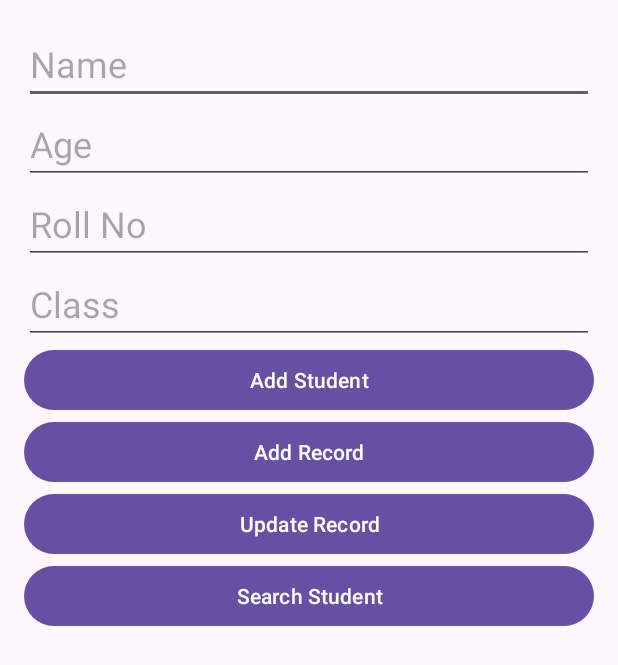
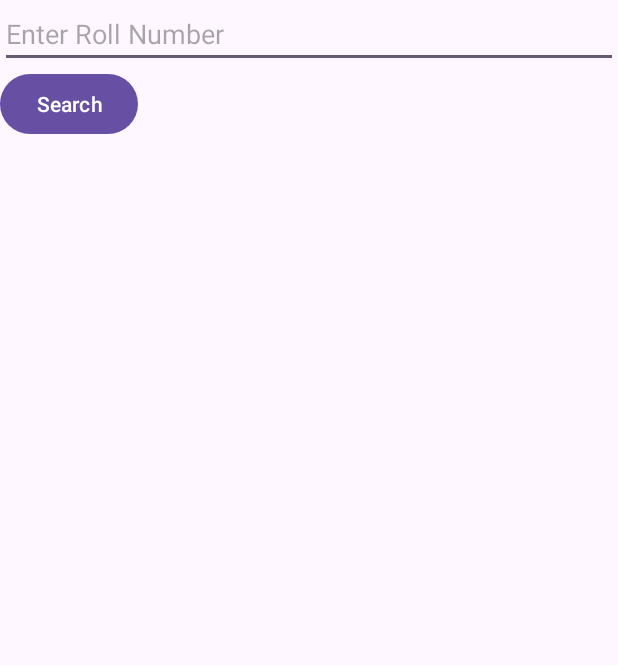
Before and after one commit to ZummerHanif/HifzTracker, an Android app: the screen it shows after launch (MainActivity before the commit, SearchActivity after it), after a tap on "Search Student", on a phone screen of 412 x 824 dp. Shown: the top 665 px of the screen. Run offline under Robolectric (Android 15) with nearby library versions, the phone set to English and light mode, and no system bars.

Commit message:
Added the functionality of Search student by roll no

```diff
--- a/app/src/main/AndroidManifest.xml
+++ b/app/src/main/AndroidManifest.xml
@@ -29,6 +29,7 @@
             android:exported="true">
 
         </activity>
+
     </application>
 
 </manifest>
--- a/app/src/main/java/com/example/hifztracker/SearchActivity.java
+++ b/app/src/main/java/com/example/hifztracker/SearchActivity.java
@@ -1,4 +1,67 @@
 package com.example.hifztracker;
 
-public class SearchActivity {
+import android.os.Bundle;
+import android.view.View;
+import android.widget.Button;
+import android.widget.EditText;
+
+import androidx.appcompat.app.AppCompatActivity;
+import androidx.recyclerview.widget.LinearLayoutManager;
+import androidx.recyclerview.widget.RecyclerView;
+
+import java.util.ArrayList;
+import java.util.List;
+
+public class SearchActivity extends AppCompatActivity {
+
+    private EditText editTextSearch;
+    private Button buttonSearch;
+    private RecyclerView recyclerViewSearchResults;
+    private StudentAdapter studentAdapter;
+    private List<Student> studentList;
+
+    private DatabaseHelper databaseHelper;
+
+
+    @Override
+    protected void onCreate(Bundle savedInstanceState) {
+        super.onCreate(savedInstanceState);
+        setContentView(R.layout.activity_search);
+
+        databaseHelper = new DatabaseHelper(this);
+
+
+        editTextSearch = findViewById(R.id.editTextSearch);
+        buttonSearch = findViewById(R.id.buttonSearch);
+        recyclerViewSearchResults = findViewById(R.id.recyclerViewSearchResults);
+
+        studentList = new ArrayList<>();
+        studentAdapter = new StudentAdapter(studentList);
+        recyclerViewSearchResults.setLayoutManager(new LinearLayoutManager(this));
+        recyclerViewSearchResults.setAdapter(studentAdapter);
+
+        buttonSearch.setOnClickListener(new View.OnClickListener() {
+            @Override
+            public void onClick(View v) {
+                String rollNumber = editTextSearch.getText().toString().trim();
+                searchStudent(Integer.parseInt(rollNumber));
+            }
+        });
+    }
+
+
+
+    private void searchStudent(int rollNumber) {
+
+        Student searchResults = databaseHelper.getStudent(rollNumber);
+        studentList.clear();
+
+        if (searchResults != null) {
+            studentList.add(searchResults);
+        }
+
+
+        // Notify the adapter about the data change
+        studentAdapter.notifyDataSetChanged();
+    }
 }
--- a/app/src/main/res/layout/activity_main.xml
+++ b/app/src/main/res/layout/activity_main.xml
@@ -48,13 +48,9 @@
         android:id="@+id/btnAddRecord"
         android:layout_width="match_parent"
         android:layout_height="wrap_content"
-        android:text="Add Record" />
+        android:text="Add or Update Record" />
 
-    <Button
-        android:id="@+id/btnUpdate"
-        android:layout_width="match_parent"
-        android:layout_height="wrap_content"
-        android:text="Update Record" />
+
     <Button
         android:id="@+id/btnSearch"
         android:layout_width="match_parent"
--- /dev/null
+++ b/app/src/main/res/layout/activity_search.xml
@@ -0,0 +1,24 @@
+<LinearLayout xmlns:android="http://schemas.android.com/apk/res/android"
+    android:layout_width="match_parent"
+    android:layout_height="match_parent"
+    android:orientation="vertical">
+
+    <EditText
+        android:id="@+id/editTextSearch"
+        android:layout_width="match_parent"
+        android:layout_height="wrap_content"
+        android:hint="Enter Roll Number"
+        android:inputType="number" />
+
+    <Button
+        android:id="@+id/buttonSearch"
+        android:layout_width="wrap_content"
+        android:layout_height="wrap_content"
+        android:text="Search" />
+
+    <androidx.recyclerview.widget.RecyclerView
+        android:id="@+id/recyclerViewSearchResults"
+        android:layout_width="match_parent"
+        android:layout_height="match_parent" />
+
+</LinearLayout>
```
Also changed, not shown: app/src/main/java/com/example/hifztracker/DatabaseHelper.java (+23 -14 lines), app/src/main/java/com/example/hifztracker/MainActivity.java (+7 -0 lines), app/src/main/java/com/example/hifztracker/Student.java (+7 -7 lines), app/src/main/java/com/example/hifztracker/StudentAdapter.java (+16 -5 lines), app/src/main/res/layout/item_student.xml (+29 -10 lines), app/src/main/res/layout/item_student_row.xml (added, +34 -0 lines).
